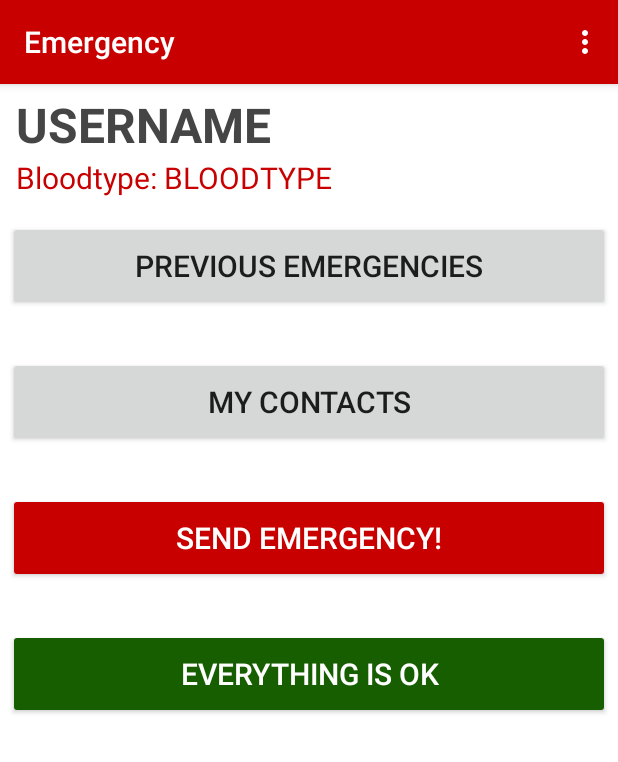
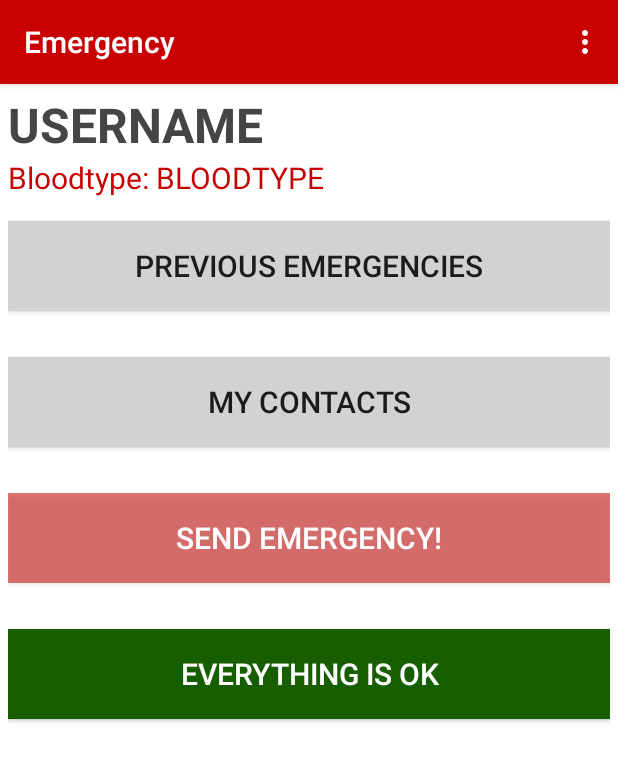
Before and after one commit to rubenponsaers/application_emergency, an Android app: the screen it shows after launch (MainActivity), after a tap on "SEND EMERGENCY!", on a phone screen of 412 x 824 dp. Shown: the top 762 px of the screen. Run offline under Robolectric (Android 15) with nearby library versions, the phone set to English and light mode, and no system bars.

Commit message:
Niks belangrijk is verandert

```diff
--- a/Project/app/build.gradle
+++ b/Project/app/build.gradle
@@ -24,6 +24,7 @@ dependencies {
     implementation 'com.android.support.constraint:constraint-layout:1.0.2'
     implementation 'com.android.support:recyclerview-v7:26.1.0'
     implementation 'com.android.support:preference-v7:26.1.0'
+    implementation 'com.google.android.gms:play-services-maps:15.0.0'
     testImplementation 'junit:junit:4.12'
     androidTestImplementation 'com.android.support.test:runner:1.0.1'
     androidTestImplementation 'com.android.support.test.espresso:espresso-core:3.0.1'
--- a/Project/app/src/main/java/com/example/android/emergency/EmergenciesActivity.java
+++ b/Project/app/src/main/java/com/example/android/emergency/EmergenciesActivity.java
@@ -60,7 +60,8 @@ public class EmergenciesActivity extends AppCompatActivity {
             return true;
         }
         if (id==R.id.action_clearHistory){
-            //TODO(1) remove all items from database
+            sqLiteDatabase.execSQL("delete from " + EmergenciesContract.EmergenciesEntry.TABLE_NAME);
+            initDatabase();
         }
         return super.onOptionsItemSelected(item);
     }
--- a/Project/app/src/main/java/com/example/android/emergency/MainActivity.java
+++ b/Project/app/src/main/java/com/example/android/emergency/MainActivity.java
@@ -43,9 +43,7 @@ public class MainActivity extends AppCompatActivity implements SharedPreferences
     private LocationManager locationManager;
     private LocationListener locationListener;
     private SQLiteDatabase sqLiteDatabaseWrite;
-    private SQLiteDatabase sqLiteDatabaseRead;
     private EmergenciesDBHelper dbHelperWrite;
-    private MyContactsDBHelper dbHelperRead;
 
 
     @Override
@@ -55,8 +53,6 @@ public class MainActivity extends AppCompatActivity implements SharedPreferences
 
         dbHelperWrite = new EmergenciesDBHelper(this);
         sqLiteDatabaseWrite = dbHelperWrite.getWritableDatabase();
-        dbHelperRead = new MyContactsDBHelper(this);
-        sqLiteDatabaseRead = dbHelperWrite.getReadableDatabase();
         //TODO(3) Haal de contacten uit de lijst van contacten en verstuur een nood sms
 
         emergencies = (Button) findViewById(R.id.button_emergencies);
@@ -95,6 +91,8 @@ public class MainActivity extends AppCompatActivity implements SharedPreferences
             @Override
             public void onClick(View view) {
                 locationManager.removeUpdates(locationListener);
+                sendEmergency.setBackgroundColor(getResources().getColor(R.color.colorThemRedsendEmergencyVisible));
+                stopEmergency.setBackgroundColor(getResources().getColor(R.color.colorThemeRedstopEmergencyInvisible));
                 Toast messageToast = Toast.makeText(MainActivity.this, "Emergency stopted!", Toast.LENGTH_SHORT);
                 messageToast.show();
             }
@@ -166,7 +164,9 @@ public class MainActivity extends AppCompatActivity implements SharedPreferences
 
     private void configureEmergency() {
         locationManager.requestLocationUpdates("gps", 5000, 0, locationListener);
-        //TODO(2) Andere providers implementeren
+        sendEmergency.setBackgroundColor(getResources().getColor(R.color.colorThemRedsendEmergencyInvisible));
+        stopEmergency.setBackgroundColor(getResources().getColor(R.color.colorThemeRedstopEmergencyVisible));
+        //TODO(2) Andere providers implementeren + API voor google maps
     }
 
     private void setupSharedPreferences(){
--- a/Project/app/src/main/java/com/example/android/emergency/MyContactsActivity.java
+++ b/Project/app/src/main/java/com/example/android/emergency/MyContactsActivity.java
@@ -153,6 +153,7 @@ public class MyContactsActivity extends AppCompatActivity {
 
     //add new contact
     public void addToContacts(){
+
         if(newContactNumber.getText().length()==0|| newContactName.getText().length()==0){
             Toast messageToast = Toast.makeText(MyContactsActivity.this, "Please, fill in everything!", Toast.LENGTH_SHORT);
             messageToast.show();
--- a/Project/app/src/main/res/layout/activity_main.xml
+++ b/Project/app/src/main/res/layout/activity_main.xml
@@ -13,7 +13,6 @@
         android:id="@+id/textView_userName"
         android:layout_width="match_parent"
         android:layout_height="wrap_content"
-        android:layout_marginLeft="5dp"
         android:text="@string/pref_username"
         android:textColor="@color/colorThemeRedText1"
         android:textSize="32sp"
@@ -23,7 +22,6 @@
         android:id="@+id/textView_userBloodType"
         android:layout_width="match_parent"
         android:layout_height="wrap_content"
-        android:layout_marginLeft="5dp"
         android:text="@string/pref_bloodtype"
         android:textColor="@color/colorThemeRed1"
         android:textSize="20sp"/>
@@ -34,6 +32,7 @@
         android:layout_height="60dp"
         android:layout_marginBottom="15dp"
         android:layout_marginTop="15dp"
+        android:background="@color/colorThemeRedButton1"
         android:text="@string/button_emergencies"
         android:textSize="20sp"/>
 
@@ -43,6 +42,7 @@
         android:layout_height="60dp"
         android:layout_marginBottom="15dp"
         android:layout_marginTop="15dp"
+        android:background="@color/colorThemeRedButton1"
         android:textSize="20sp"
         android:text="@string/button_contacts" />
     <Button
@@ -51,7 +51,7 @@
         android:layout_height="60dp"
         android:layout_marginBottom="15dp"
         android:layout_marginTop="15dp"
-        android:backgroundTint="@color/colorThemeRed1"
+        android:background="@color/colorThemeRed1"
         android:text="@string/button_sendEmergency"
         android:textSize="20sp"
         android:textColor="@color/colorThemeRed2"/>
@@ -63,7 +63,7 @@
         android:layout_marginBottom="15dp"
         android:layout_marginTop="15dp"
         android:textSize="20sp"
-        android:backgroundTint="@color/colorThemeRedstopEmergency"
+        android:background="@color/colorThemeRedstopEmergencyVisible"
         android:textColor="@color/colorThemeRed2"
         android:text="@string/button_stopEmergency"/>
 
--- a/Project/app/src/main/res/values/colors.xml
+++ b/Project/app/src/main/res/values/colors.xml
@@ -3,7 +3,11 @@
     <color name="colorThemeRed1">#c90000</color>
     <color name="colorThemeRedText1">#454545</color>
     <color name="colorThemeRed2">#ffffff</color>
-    <color name="colorThemeRedstopEmergency">#165e00</color>
+    <color name="colorThemeRedButton1">#d2d2d2</color>
+    <color name="colorThemRedsendEmergencyVisible">#c90000</color>
+    <color name="colorThemRedsendEmergencyInvisible">#86c90000</color>
+    <color name="colorThemeRedstopEmergencyVisible">#165e00</color>
+    <color name="colorThemeRedstopEmergencyInvisible">#78165e00</color>
     <color name="colorThemeDark1">#000000</color>
 
 
--- a/Project/app/src/main/res/values/strings.xml
+++ b/Project/app/src/main/res/values/strings.xml
@@ -25,5 +25,6 @@
     <string name="pref_bloodtype_key" translatable="false">bloodtype</string>
     <string name="pref_bloodtype">BLOODTYPE</string>
     <string name="button_stopEmergency">Everything is OK</string>
+    <string name="title_activity_maps">Map</string>
 
 </resources>
```
Also changed, not shown: Project/app/src/main/AndroidManifest.xml (+20 -10 lines), 6 other files.
